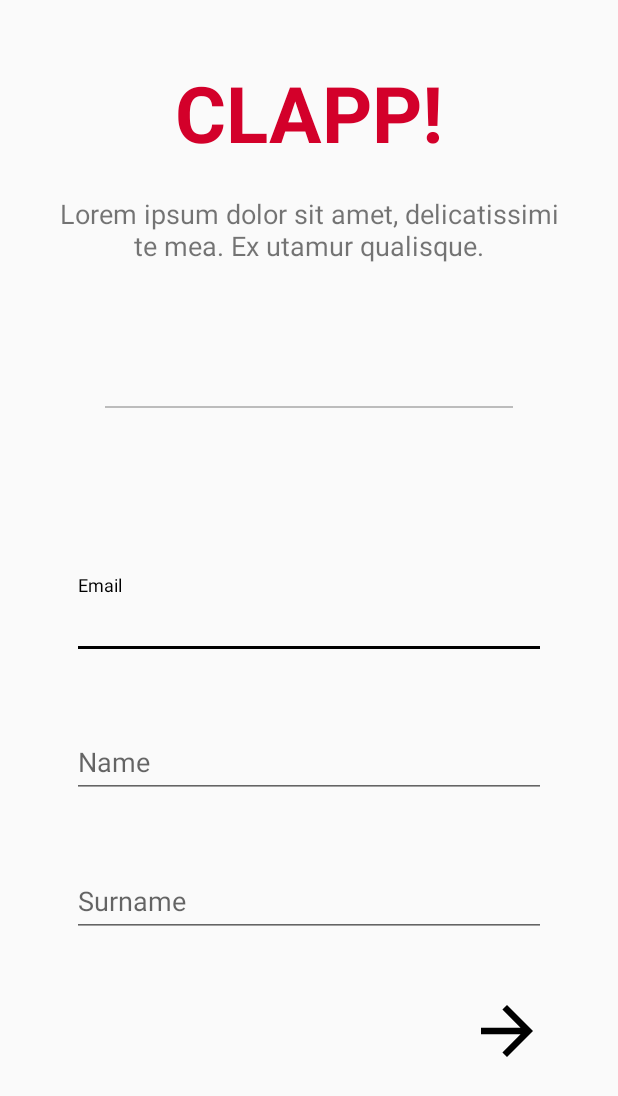
After one commit to eglocc/Clapp-Android, an Android app: the CreateAccount screen opened directly, with no data from a screen before it, on a phone screen of 412 x 824 dp. The commit adds this screen. Shown: the top 1096 px of the screen. Run offline under Robolectric (Android 15) with nearby library versions, the phone set to English and light mode, and no system bars.

Commit message:
Migrate to 3.0

```diff
--- a/app/src/main/AndroidManifest.xml
+++ b/app/src/main/AndroidManifest.xml
@@ -9,13 +9,16 @@
         android:roundIcon="@mipmap/ic_launcher_round"
         android:supportsRtl="true"
         android:theme="@style/AppTheme">
-        <activity android:name=".AuthActivity">
+        <activity android:name=".controller.AuthActivity">
             <intent-filter>
                 <action android:name="android.intent.action.MAIN" />
 
                 <category android:name="android.intent.category.LAUNCHER" />
             </intent-filter>
         </activity>
+        <activity android:name=".controller.CreateAccount">
+
+        </activity>
     </application>
 
 </manifest>
--- a/app/src/main/java/clappapp/club/clapp/AuthActivity.java
+++ b/app/src/main/java/clappapp/club/clapp/controller/AuthActivity.java
@@ -1,7 +1,9 @@
-package clappapp.club.clapp;
+package clappapp.club.clapp.controller;
 
 import android.support.v7.app.AppCompatActivity;
 import android.os.Bundle;
+
+import clappapp.club.clapp.R;
 
 public class AuthActivity extends AppCompatActivity {
 
--- /dev/null
+++ b/app/src/main/java/clappapp/club/clapp/controller/CreateAccount.java
@@ -0,0 +1,46 @@
+package clappapp.club.clapp.controller;
+
+import android.support.v4.app.FragmentStatePagerAdapter;
+import android.support.v4.app.FragmentTransaction;
+import android.support.v4.app.Fragment;
+import android.support.v4.view.PagerAdapter;
+import android.support.v4.view.ViewPager;
+import android.support.v7.app.AppCompatActivity;
+import android.os.Bundle;
+import android.view.Menu;
+import android.view.View;
+
+import clappapp.club.clapp.R;
+import clappapp.club.clapp.model.Enums;
+
+public class CreateAccount extends AppCompatActivity {
+
+    private String mEmail;
+    private String mName;
+    private String mSurname;
+    private String mPassword;
+    private Long mDateOfBirth;
+    private Enums.Gender mGender;
+
+    @Override
+    protected void onCreate(Bundle savedInstanceState) {
+        super.onCreate(savedInstanceState);
+        setContentView(R.layout.activity_create_account);
+        getSupportActionBar().hide();
+    }
+
+    @Override
+    protected void onStart() {
+        super.onStart();
+        Fragment first = new CreateAccountFirstFragment();
+        FragmentTransaction ft = getSupportFragmentManager().beginTransaction();
+        ft.replace(R.id.create_account_frame, first);
+        ft.commit();
+    }
+
+    public void setFirstThree(String email, String name, String surname) {
+        mEmail = email;
+        mName = name;
+        mSurname = surname;
+    }
+}
--- /dev/null
+++ b/app/src/main/java/clappapp/club/clapp/controller/CreateAccountFirstFragment.java
@@ -0,0 +1,88 @@
+package clappapp.club.clapp.controller;
+
+
+import android.app.FragmentTransaction;
+import android.content.Intent;
+import android.os.Bundle;
+import android.support.design.widget.TextInputEditText;
+import android.support.v4.app.Fragment;
+import android.view.LayoutInflater;
+import android.view.View;
+import android.view.ViewGroup;
+import android.widget.EditText;
+import android.widget.ImageView;
+
+import clappapp.club.clapp.R;
+
+/**
+ * A simple {@link Fragment} subclass.
+ */
+public class CreateAccountFirstFragment extends Fragment {
+    TextInputEditText email;
+    TextInputEditText name;
+    TextInputEditText surname;
+    ImageView forwardButton;
+
+    public CreateAccountFirstFragment() {
+        // Required empty public constructor
+    }
+
+
+    @Override
+    public View onCreateView(LayoutInflater inflater, ViewGroup container,
+                             Bundle savedInstanceState) {
+        return inflater.inflate(R.layout.fragment_create_account_first, container, false);
+    }
+
+    @Override
+    public void onStart() {
+        super.onStart();
+        email = (TextInputEditText) getActivity().findViewById(R.id.clapper_email_input);
+        name = (TextInputEditText) getActivity().findViewById(R.id.clapper_name_input);
+        surname = (TextInputEditText) getActivity().findViewById(R.id.clapper_surname_input);
+        forwardButton = (ImageView) getActivity().findViewById(R.id.next_page_button);
+        forwardButton.setOnClickListener(new View.OnClickListener() {
+            @Override
+            public void onClick(View v) {
+                boolean error = false;
+
+                String tEmail = email.getText().toString();
+                String tName = name.getText().toString();
+                String tSurname = surname.getText().toString();
+
+                if (tEmail.equals("")) {
+                    email.setError(getResources().getString(R.string.no_email_error));
+                    error = true;
+                } else if (!tEmail.contains("@ku.edu.tr")) {
+                    email.setError(getResources().getString(R.string.email_not_valid_error));
+                    error = true;
+                }
+
+                if (name.getText().toString().equals("")) {
+                    name.setError(getResources().getString(R.string.no_name_error));
+                    error = true;
+                } else if (name.length() < 2) {
+                    name.setError(getResources().getString(R.string.name_too_short_error));
+                    error = true;
+                }
+
+                if (surname.getText().toString().equals("")) {
+                    surname.setError(getResources().getString(R.string.no_surname_error));
+                    error = true;
+                } else if (surname.length() < 2) {
+                    surname.setError(getResources().getString(R.string.surname_too_short_error));
+                    error = true;
+                }
+
+                if (!error) {
+                    ((CreateAccount) getActivity()).setFirstThree(tEmail, tName, tSurname);
+                    android.support.v4.app.FragmentTransaction ft = getActivity().getSupportFragmentManager().beginTransaction();
+                    Fragment frag = new CreateAccountSecondFragment();
+                    ft.replace(R.id.create_account_frame, frag);
+                    ft.setTransition(FragmentTransaction.TRANSIT_FRAGMENT_OPEN);
+                    ft.commit();
+                }
+            }
+        });
+    }
+}
--- a/app/src/main/java/clappapp/club/clapp/model/Enums.java
+++ b/app/src/main/java/clappapp/club/clapp/model/Enums.java
@@ -23,4 +23,10 @@ public class Enums {
         NIGHTOUT,
         TRAINING
     }
+
+    public enum Gender {
+        MALE,
+        FEMALE,
+        OTHER
+    }
 }
--- /dev/null
+++ b/app/src/main/res/drawable/ic_arrow_forward_black_24px.xml
@@ -0,0 +1,9 @@
+<vector xmlns:android="http://schemas.android.com/apk/res/android"
+    android:width="24dp"
+    android:height="24dp"
+    android:viewportWidth="24.0"
+    android:viewportHeight="24.0">
+    <path
+        android:pathData="M12,4l-1.41,1.41L16.17,11H4v2h12.17l-5.58,5.59L12,20l8,-8z"
+        android:fillColor="#000000" />
+</vector>
--- a/app/src/main/res/layout/activity_auth.xml
+++ b/app/src/main/res/layout/activity_auth.xml
@@ -4,7 +4,7 @@
     xmlns:tools="http://schemas.android.com/tools"
     android:layout_width="match_parent"
     android:layout_height="match_parent"
-    tools:context=".AuthActivity"
+    tools:context=".controller.AuthActivity"
     android:paddingLeft="@dimen/default_horizontal_margin"
     android:paddingRight="@dimen/default_horizontal_margin"
     android:paddingEnd="@dimen/default_horizontal_margin"
--- /dev/null
+++ b/app/src/main/res/layout/activity_create_account.xml
@@ -0,0 +1,61 @@
+<?xml version="1.0" encoding="utf-8"?>
+<android.support.constraint.ConstraintLayout xmlns:android="http://schemas.android.com/apk/res/android"
+    xmlns:app="http://schemas.android.com/apk/res-auto"
+    xmlns:tools="http://schemas.android.com/tools"
+    android:layout_width="match_parent"
+    android:layout_height="match_parent"
+    tools:context="clappapp.club.clapp.controller.CreateAccount"
+    android:padding="16sp">
+
+    <TextView
+        android:id="@+id/create_account_header"
+        android:text="@string/app_headline"
+        android:textSize="52sp"
+        android:textColor="@color/colorPrimary"
+        android:paddingTop="24sp"
+        android:layout_width="wrap_content"
+        android:layout_height="wrap_content"
+        app:layout_constraintTop_toTopOf="parent"
+        app:layout_constraintRight_toRightOf="parent"
+        app:layout_constraintLeft_toLeftOf="parent"
+        android:textStyle="bold" />
+
+    <TextView
+        android:id="@+id/cool_text"
+        android:layout_width="wrap_content"
+        android:layout_height="wrap_content"
+        android:textSize="18sp"
+        app:layout_constraintTop_toBottomOf="@+id/create_account_header"
+        app:layout_constraintRight_toRightOf="parent"
+        app:layout_constraintLeft_toLeftOf="parent"
+        android:paddingTop="20sp"
+        android:paddingRight="20sp"
+        android:paddingLeft="20sp"
+        android:text="Lorem ipsum dolor sit amet, delicatissimi te mea. Ex utamur qualisque."
+        android:textAlignment="center" />
+
+    <View
+        android:id="@+id/border"
+        android:layout_width="272dp"
+        android:layout_height="1dp"
+        app:layout_constraintTop_toBottomOf="@+id/cool_text"
+        app:layout_constraintRight_toRightOf="parent"
+        app:layout_constraintEnd_toEndOf="parent"
+        app:layout_constraintLeft_toLeftOf="parent"
+        app:layout_constraintStart_toStartOf="parent"
+        app:layout_constraintBottom_toTopOf="@+id/create_account_frame"
+        android:background="#40000000"
+        tools:layout_editor_absoluteX="8dp" />
+
+    <FrameLayout
+        android:id="@+id/create_account_frame"
+        android:layout_width="0dp"
+        android:layout_height="wrap_content"
+        app:layout_constraintTop_toBottomOf="@+id/border"
+        app:layout_constraintRight_toRightOf="parent"
+        app:layout_constraintEnd_toEndOf="parent"
+        app:layout_constraintLeft_toLeftOf="parent"
+        app:layout_constraintStart_toStartOf="parent"
+        app:layout_constraintBottom_toBottomOf="parent" />
+
+</android.support.constraint.ConstraintLayout>
--- /dev/null
+++ b/app/src/main/res/layout/fragment_create_account_first.xml
@@ -0,0 +1,82 @@
+<?xml version="1.0" encoding="utf-8"?>
+<android.support.constraint.ConstraintLayout xmlns:android="http://schemas.android.com/apk/res/android"
+    xmlns:app="http://schemas.android.com/apk/res-auto"
+    xmlns:tools="http://schemas.android.com/tools"
+    android:layout_width="match_parent"
+    android:layout_height="match_parent"
+    android:paddingLeft="32dp"
+    android:paddingRight="32dp">
+
+    <LinearLayout
+        android:id="@+id/input_linear_layout"
+        android:layout_width="match_parent"
+        android:layout_height="wrap_content"
+        android:orientation="vertical"
+        app:layout_constraintTop_toTopOf="parent"
+        app:layout_constraintBottom_toTopOf="@+id/next_page_button"
+        app:layout_constraintRight_toRightOf="parent"
+        app:layout_constraintEnd_toEndOf="parent"
+        app:layout_constraintLeft_toLeftOf="parent">
+
+        <android.support.design.widget.TextInputLayout
+            android:id="@+id/email_input_layout"
+            android:layout_width="match_parent"
+            android:layout_height="wrap_content"
+            android:paddingTop="16dp"
+            app:errorEnabled="true">
+
+            <android.support.design.widget.TextInputEditText
+                android:id="@+id/clapper_email_input"
+                android:layout_width="match_parent"
+                android:layout_height="wrap_content"
+                android:hint="@string/email_hint"
+                android:inputType="textEmailAddress" />
+
+        </android.support.design.widget.TextInputLayout>
+
+        <android.support.design.widget.TextInputLayout
+            android:id="@+id/name_input_layout"
+            android:layout_width="match_parent"
+            android:layout_height="wrap_content"
+            android:paddingTop="16dp"
+            app:errorEnabled="true">
+
+            <android.support.design.widget.TextInputEditText
+                android:id="@+id/clapper_name_input"
+                android:layout_width="match_parent"
+                android:layout_height="wrap_content"
+                android:hint="@string/name_hint" />
+
+        </android.support.design.widget.TextInputLayout>
+
+        <android.support.design.widget.TextInputLayout
+            android:id="@+id/surname_input_layout"
+            android:layout_width="match_parent"
+            android:layout_height="wrap_content"
+            android:paddingTop="16dp"
+            app:errorEnabled="true">
+
+            <android.support.design.widget.TextInputEditText
+                android:id="@+id/clapper_surname_input"
+                android:layout_width="match_parent"
+                android:layout_height="wrap_content"
+                android:hint="@string/surname_hint" />
+
+        </android.support.design.widget.TextInputLayout>
+
+    </LinearLayout>
+
+    <ImageView
+        android:id="@+id/next_page_button"
+        android:layout_width="52dp"
+        android:layout_height="52dp"
+        android:background="#00000000"
+        android:layout_marginTop="16dp"
+        android:src="@drawable/ic_arrow_forward_black_24px"
+        app:layout_constraintEnd_toEndOf="@id/input_linear_layout"
+        app:layout_constraintRight_toRightOf="@id/input_linear_layout"
+        app:layout_constraintTop_toBottomOf="@id/input_linear_layout"
+        app:layout_constraintBottom_toBottomOf="parent" />
+
+
+</android.support.constraint.ConstraintLayout>
--- a/app/src/main/res/values/strings.xml
+++ b/app/src/main/res/values/strings.xml
@@ -1,8 +1,8 @@
 <?xml version="1.0" encoding="utf-8"?>
 <resources>
 
-    <string name="app_name">Clapp</string>
-    <string name="app_headline">CLAPP</string>
+    <string name="app_name">Clapp!</string>
+    <string name="app_headline">CLAPP!</string>
     <string name="follower_number_label">Followers: </string>
     <string name="event_number_label">Events: </string>
     <string name="member_number_label">Members: </string>
@@ -13,8 +13,26 @@
         Some Text Some Text Some Text Some Text Some Text</string>
     <string name="login">LOGIN</string>
     <string name="sign_up">SIGN UP</string>
-    <string name="email_hint">E-mail</string>
+    <string name="name_hint">Name</string>
+    <string name="surname_hint">Surname</string>
+    <string name="email_hint">Email</string>
     <string name="password_hint">Password</string>
+    <string name="confirm_password">Confirm Password</string>
+    <string name="date_of_birth">Date of Birth</string>
+    <string name="gender">Gender</string>
     <string name="continue_as_a_guest">CONTINUE AS A GUEST</string>
 
+    <string name="no_name_error">Name field can\'t be empty!</string>
+    <string name="no_email_error">Email field can\'t be empty!</string>
+    <string name="no_surname_error">Surname field can\'t be empty!</string>
+    <string name="email_not_valid_error">Email is not valid!</string>
+    <string name="name_too_short_error">Name must be at least 2 characters!</string>
+    <string name="surname_too_short_error">Surname must be at least 2 characters!</string>
+    <string name="password_too_short_error">Password must contain at least 8 characters!</string>
+    <string name="password_too_weak_error">Password must contain at least two of: letter, number, special character!</string>
+    <string name="no_date_of_birth_error">Date of Birth can\'t be empty!</string>
+
+    <!-- TODO: Remove or change this placeholder text -->
+    <string name="hello_blank_fragment">Hello blank fragment</string>
+
 </resources>
```
Also changed, not shown: app/build.gradle (+20 -5 lines), app/src/main/java/clappapp/club/clapp/controller/CreateAccountSecondFragment.java (added, +30 -0 lines), app/src/main/res/drawable/ic_arrow_back_black_24px.xml (added, +9 -0 lines), app/src/main/res/layout/fragment_create_account_second.xml (added, +55 -0 lines), app/src/main/res/values/ids.xml (added, +7 -0 lines), build.gradle (+6 -1 lines), gradle/wrapper/gradle-wrapper.properties.
